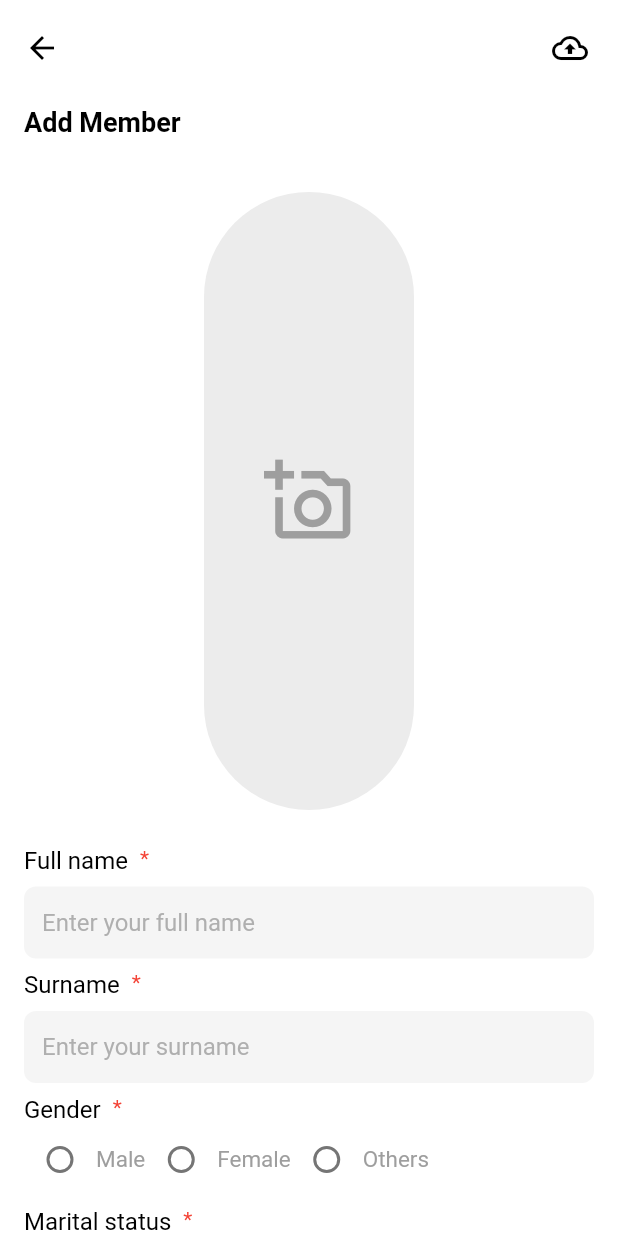
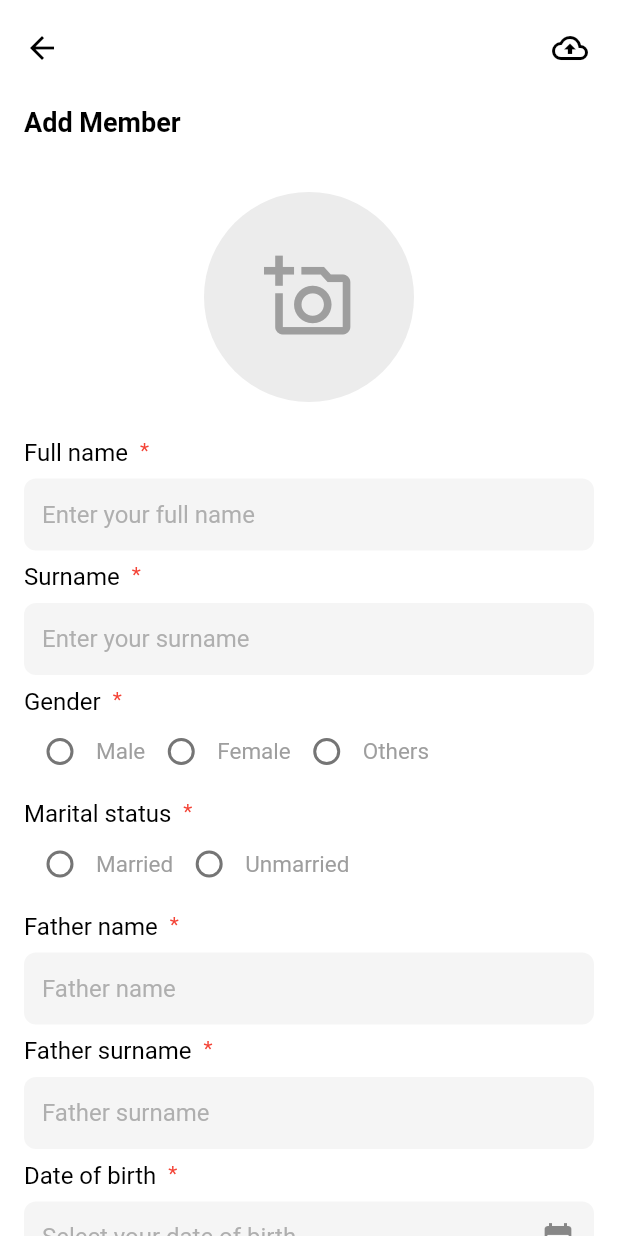
Before and after one commit to VijayGanganapalli/vfpcl, a Flutter app: the AddMemberScreen screen opened directly, on a phone screen of 412 x 824 dp. Run offline on Flutter 3.47's test engine with Material 2 defaults, Android fonts, the phone set to English and light mode, and no system bars; our stand-ins replace animated_text_kit, cloud_firestore, firebase_auth, firebase_core, firebase_storage, image_cropper and 1 more; accounts and stored records are empty.

Commit message:
App bar title style modified

```diff
--- a/lib/screens/members_screen/add_member_screen.dart
+++ b/lib/screens/members_screen/add_member_screen.dart
@@ -294,7 +294,9 @@ class _AddMemberScreenState extends State<AddMemberScreen> {
             stretch: true,
             title: Text(
               "Add Member",
-              style: Theme.of(context).textTheme.headline2,
+              style: Theme.of(context).textTheme.headline2!.copyWith(
+                    fontWeight: FontWeight.w600,
+                  ),
             ),
             actions: [
               Padding(
@@ -335,7 +337,7 @@ class _AddMemberScreenState extends State<AddMemberScreen> {
                       padding: const EdgeInsets.only(bottom: 16),
                       child: Center(
                         child: Container(
-                          height: MediaQuery.of(context).size.width,
+                          height: 140,
                           width: 140,
                           padding: const EdgeInsets.all(4),
                           decoration: BoxDecoration(
```
